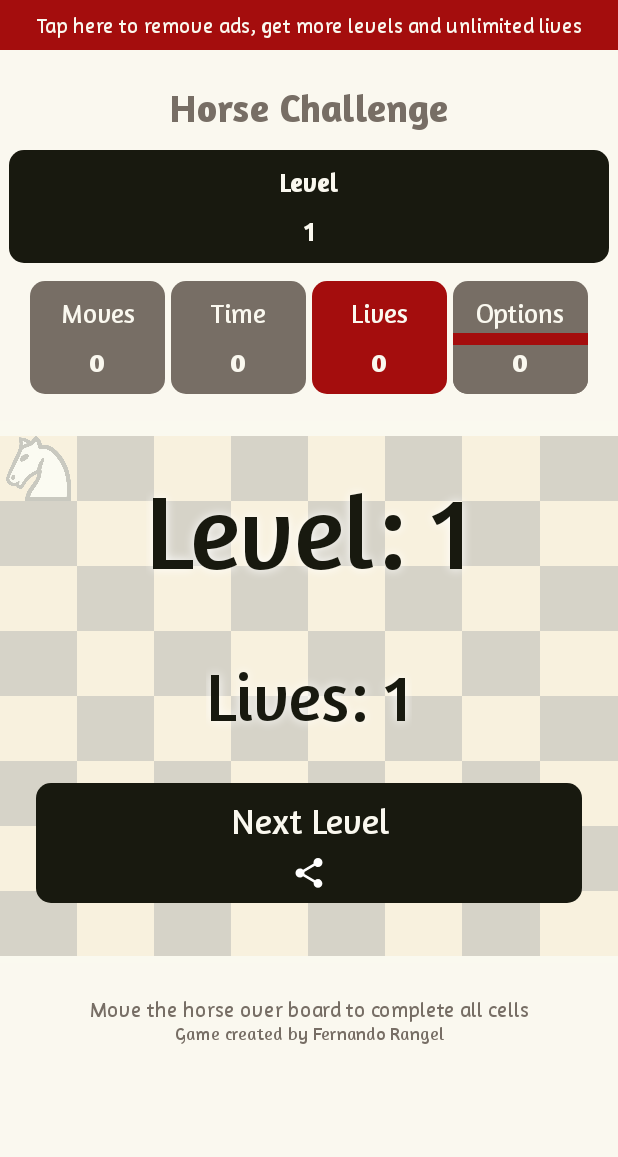
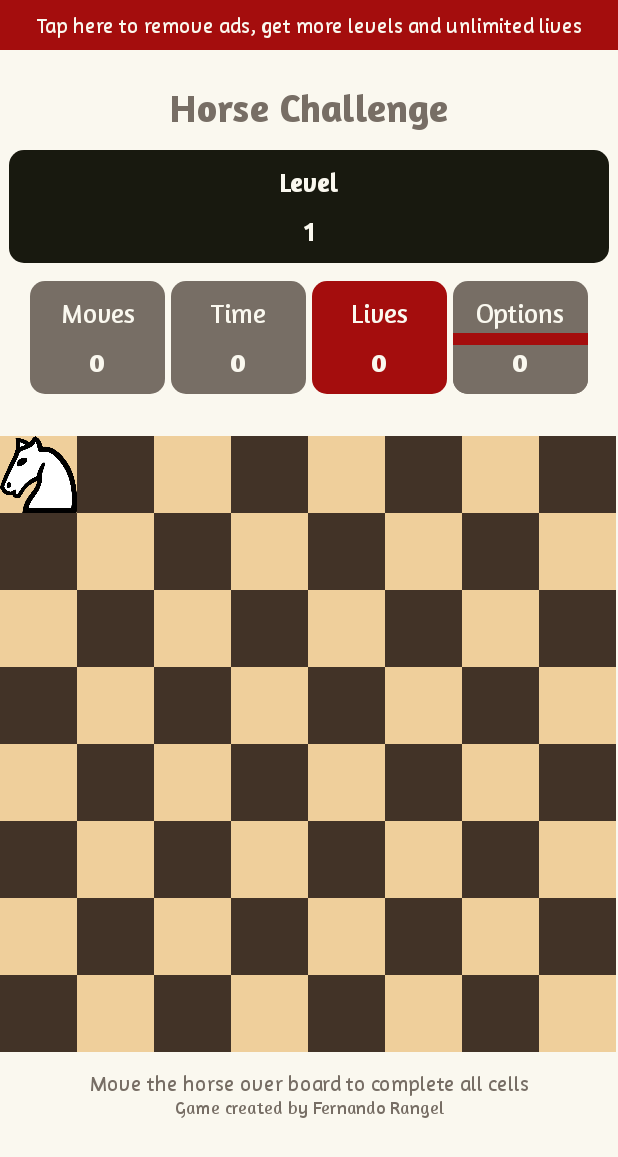
Before and after one commit to Yo1320/HorseGame, an Android app: the screen it shows after launch (MainActivity), on a phone screen of 412 x 824 dp. Shown: the top 1157 px of the screen. Run offline under Robolectric (Android 15) with nearby library versions, the phone set to English and light mode, and no system bars.

Commit message:
Se redimensiona el tablero

```diff
--- a/app/src/main/java/com/example/horsegame/MainActivity.kt
+++ b/app/src/main/java/com/example/horsegame/MainActivity.kt
@@ -1,7 +1,13 @@
 package com.example.horsegame
 
+import android.graphics.Point
 import androidx.appcompat.app.AppCompatActivity
 import android.os.Bundle
+import android.util.TypedValue
+import android.view.View
+import android.widget.ImageView
+import android.widget.LinearLayout
+import android.widget.TableRow
 
 class MainActivity : AppCompatActivity() {
     override fun onCreate(savedInstanceState: Bundle?) {
@@ -15,9 +21,30 @@ class MainActivity : AppCompatActivity() {
         hide_message()
     }
     private fun setSizeBoard(){
+        var iv: ImageView
 
+        val display = windowManager.defaultDisplay
+        var size = Point()
+        display.getSize(size)
+        val width = size.x
+
+        var width_dp = (width / getResources().getDisplayMetrics().density)
+
+        var lateralMarginDP = 0
+        val width_cell = (width_dp - lateralMarginDP) /8
+        val height_cell = width_cell
+        for (i in 0..7){
+            for (j in 0..7){
+                iv = findViewById(resources.getIdentifier("c$i$j", "id", packageName))
+                var height = TypedValue.applyDimension(TypedValue.COMPLEX_UNIT_DIP, height_cell, getResources().getDisplayMetrics()).toInt()
+                var width = TypedValue.applyDimension(TypedValue.COMPLEX_UNIT_DIP, width_cell, getResources().getDisplayMetrics()).toInt()
+
+                iv.setLayoutParams(TableRow.LayoutParams(width, height))
+            }
+        }
     }
-    Private fun hide_message(){
-        var lyMessage
+    private fun hide_message(){
+        var lyMessage = findViewById<LinearLayout>(R.id.lyMessage)
+        lyMessage.visibility = View.INVISIBLE
     }
 }
--- a/build.gradle
+++ b/build.gradle
@@ -1,7 +1,7 @@
 // Top-level build file where you can add configuration options common to all sub-projects/modules.
 plugins {
-    id 'com.android.application' version '7.2.1' apply false
-    id 'com.android.library' version '7.2.1' apply false
+    id 'com.android.application' version '7.2.2' apply false
+    id 'com.android.library' version '7.2.2' apply false
     id 'org.jetbrains.kotlin.android' version '1.7.10' apply false
 }
 
```
Also changed, not shown: 1 other file.
